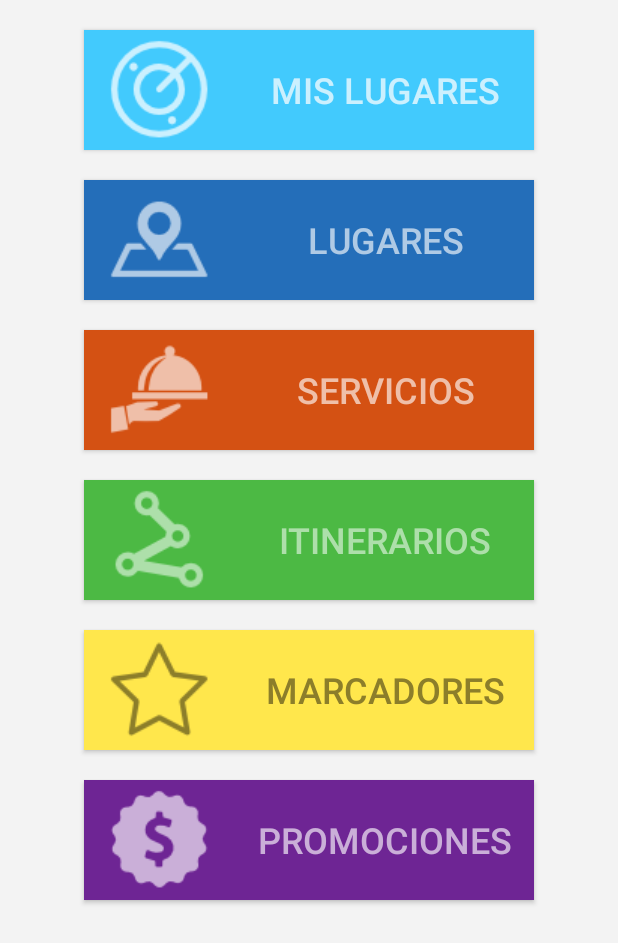
After one commit to Desidia/AplicacionMovil, an Android app: the layout menu.xml on its own in the app's theme, with its tools: preview values and no code run, on a phone screen of 412 x 824 dp. The commit adds this screen. Shown: the top 943 px of the screen. Run offline under Robolectric (Android 15) with nearby library versions, the phone set to English and light mode, and no system bars.

Commit message:
Implementada interfaz para Menu, falta combinarla con definitiva.

```diff
--- /dev/null
+++ b/app/src/main/res/layout/menu.xml
@@ -0,0 +1,99 @@
+<?xml version="1.0" encoding="utf-8"?>
+<LinearLayout xmlns:android="http://schemas.android.com/apk/res/android"
+    xmlns:app="http://schemas.android.com/apk/res-auto"
+    android:orientation="vertical" android:layout_width="match_parent"
+    android:background="@color/backGroundApp"
+    android:layout_height="match_parent">
+
+    <ScrollView
+        android:layout_width="match_parent"
+        android:layout_height="match_parent">
+
+        <LinearLayout
+            android:layout_width="match_parent"
+            android:layout_height="match_parent"
+            android:gravity="center"
+            android:orientation="vertical">
+
+            <Button
+                android:id="@+id/bMisLugares"
+                android:layout_width="300dp"
+                android:layout_height="80dp"
+                android:layout_alignParentTop="true"
+                android:layout_centerHorizontal="true"
+                android:layout_marginTop="20dp"
+                android:background="@color/DarkBlueMiLugar"
+                android:drawableLeft="@drawable/mislugaresButton"
+                android:text="MIS LUGARES"
+                android:textColor="@color/LightBlueMiLugar"
+                android:textSize="24sp" />
+
+            <Button
+                android:id="@+id/bLugares"
+                android:layout_width="300dp"
+                android:layout_height="80dp"
+                android:layout_alignParentTop="true"
+                android:layout_centerHorizontal="true"
+                android:layout_marginTop="20dp"
+                android:background="@color/DarkBlueLugar"
+                android:drawableLeft="@drawable/lugaresButton"
+                android:text="LUGARES"
+                android:textColor="@color/LightBlueLugar"
+                android:textSize="24sp" />
+
+            <Button
+                android:id="@+id/bServicios"
+                android:layout_width="300dp"
+                android:layout_height="80dp"
+                android:layout_alignParentTop="true"
+                android:layout_centerHorizontal="true"
+                android:layout_marginTop="20dp"
+                android:background="@color/DarkRedServicio"
+                android:drawableLeft="@drawable/serviciosButton"
+                android:text="SERVICIOS"
+                android:textColor="@color/LightRedServicio"
+                android:textSize="24sp" />
+
+            <Button
+                android:id="@+id/bItinerarios"
+                android:layout_width="300dp"
+                android:layout_height="80dp"
+                android:layout_alignParentTop="true"
+                android:layout_centerHorizontal="true"
+                android:layout_marginTop="20dp"
+                android:background="@color/DarkGreenItinerario"
+                android:drawableLeft="@drawable/itinerariosButton"
+                android:text="ITINERARIOS"
+                android:textColor="@color/LightGreenItinerario"
+                android:textSize="24sp" />
+
+            <Button
+                android:id="@+id/bMarcadores"
+                android:layout_width="300dp"
+                android:layout_height="80dp"
+                android:layout_alignParentTop="true"
+                android:layout_centerHorizontal="true"
+                android:layout_marginTop="20dp"
+                android:background="@color/LightYellowMarcador"
+                android:drawableLeft="@drawable/marcadoresButton"
+                android:text="MARCADORES"
+                android:textColor="@color/DarkYellowMarcador"
+                android:textSize="24sp" />
+
+            <Button
+                android:id="@+id/bPromociones"
+                android:layout_width="300dp"
+                android:layout_height="80dp"
+                android:layout_alignParentTop="true"
+                android:layout_centerHorizontal="true"
+                android:layout_marginTop="20dp"
+                android:layout_marginBottom="20dp"
+                android:background="@color/DarkPurplePromocion"
+                android:drawableLeft="@drawable/promocionesButton"
+                android:text="PROMOCIONES"
+                android:textColor="@color/LightPurplePromocion"
+                android:textSize="24sp" />
+        </LinearLayout>
+    </ScrollView>
+
+</LinearLayout>
--- a/app/src/main/res/values/colors.xml
+++ b/app/src/main/res/values/colors.xml
@@ -6,4 +6,22 @@
 
     <color name="backGroundApp">#f3f3f3</color>
     <color name="BlueButtonLogin">#0079f3</color>
+
+    <color name="DarkBlueMiLugar">#42cafd</color>
+    <color name="LightBlueMiLugar">#cbf0fe</color>
+
+    <color name="DarkBlueLugar">#246eb9</color>
+    <color name="LightBlueLugar">#afcae5</color>
+
+    <color name="DarkRedServicio">#d45113</color>
+    <color name="LightRedServicio">#efbfa9</color>
+
+    <color name="DarkGreenItinerario">#4cb944</color>
+    <color name="LightGreenItinerario">#addfaa</color>
+
+    <color name="DarkYellowMarcador">#8c7e2a</color>
+    <color name="LightYellowMarcador">#ffe74c</color>
+
+    <color name="DarkPurplePromocion">#6e2594</color>
+    <color name="LightPurplePromocion">#caafd8</color>
 </resources>
```
Also changed, not shown: app/src/main/res/drawable/itinerariosButton.png (added), app/src/main/res/drawable/lugaresButton.png (added), app/src/main/res/drawable/marcadoresButton.png (added), app/src/main/res/drawable/mislugaresButton.png (added), app/src/main/res/drawable/promocionesButton.png (added), app/src/main/res/drawable/serviciosButton.png (added).
